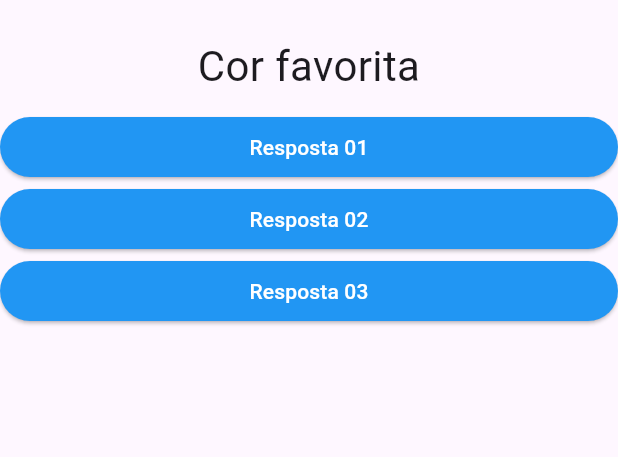
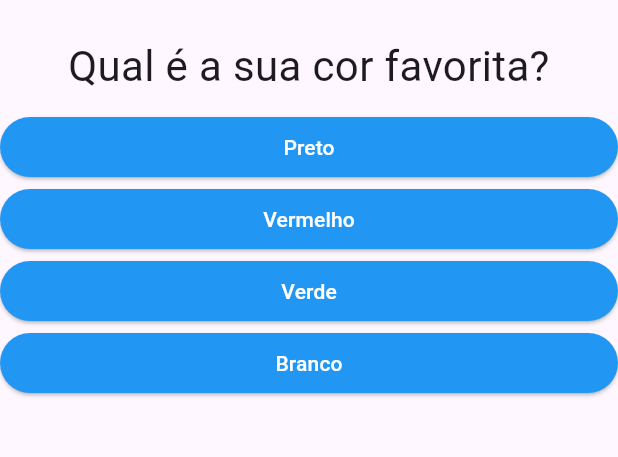
Before and after one commit to HelioRDF/Curso_Flutter, a Flutter app: the screen it shows after launch, on a phone screen of 412 x 824 dp, the part 63-520 px from its top. Run offline on Flutter 3.47's test engine with Material 3 defaults, Android fonts, the phone set to English and light mode, and no system bars.

Commit message:
Ajustes array de objeto em main.dart

```diff
--- a/projeto_perguntas/lib/main.dart
+++ b/projeto_perguntas/lib/main.dart
@@ -9,21 +9,40 @@ main() {
 
 class PerguntaAppState extends State<PerguntaApp> {
   var perguntaSelecionada = 0;
+  var perguntas = [];
   void _responder() {
     setState(() {
-      perguntaSelecionada++;
+      if (perguntaSelecionada.bitLength < perguntas.length - 1) {
+        perguntaSelecionada++;
+      } else {
+        perguntaSelecionada = 0;
+      }
     });
     print('Pergunta respondida');
   }
-    void voltar() {
-    setState(() {
-      perguntaSelecionada--;
-    });
-    print('Voltou!');
-  }
+
   @override
   Widget build(BuildContext context) {
-    final List<String> perguntas = ['Cor favorita', 'Animal Favorito', 'Comida favorita', "Atividade Favorita"];
+    perguntas = [
+      {
+        'texto': 'Qual é a sua cor favorita?',
+        'respostas': ['Preto', 'Vermelho', 'Verde', 'Branco'],
+      },
+      {
+        'texto': 'Qual é o seu animal favorito?',
+        'respostas': ['Coelho', 'Cobra', 'Elefante', 'Leão'],
+      },
+      {
+        'texto': 'Qual é o seu instrutor favorito?',
+        'respostas': ['Maria', 'João', 'Leo', 'Pedro'],
+      },
+    ];
+
+    List<Widget> respostas = [];
+
+    for (var resp in perguntas[perguntaSelecionada]['respostas'] as List) {
+      respostas.add(Resposta(resp, _responder));
+    }
 
     return MaterialApp(
       home: Scaffold(
@@ -32,10 +51,8 @@ class PerguntaAppState extends State<PerguntaApp> {
         ),
         body: Column(
           children: [
-            Questao(perguntas[perguntaSelecionada]),
-            Resposta('Resposta 01',_responder),
-            Resposta('Resposta 02',_responder),
-            Resposta('Resposta 03',_responder),
+            Questao(perguntas[perguntaSelecionada]['texto'] as String),
+            ...respostas,
           ],
         ),
       ),
```
